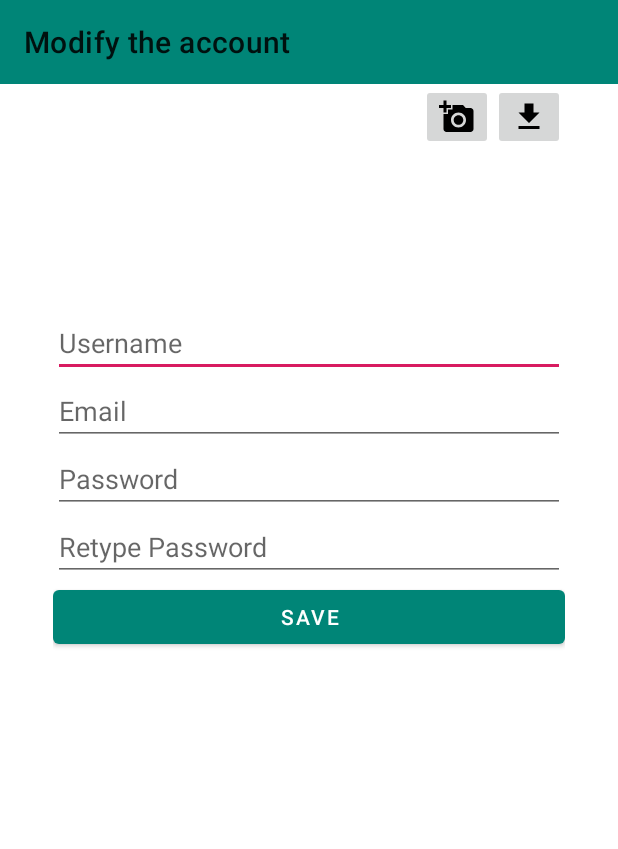
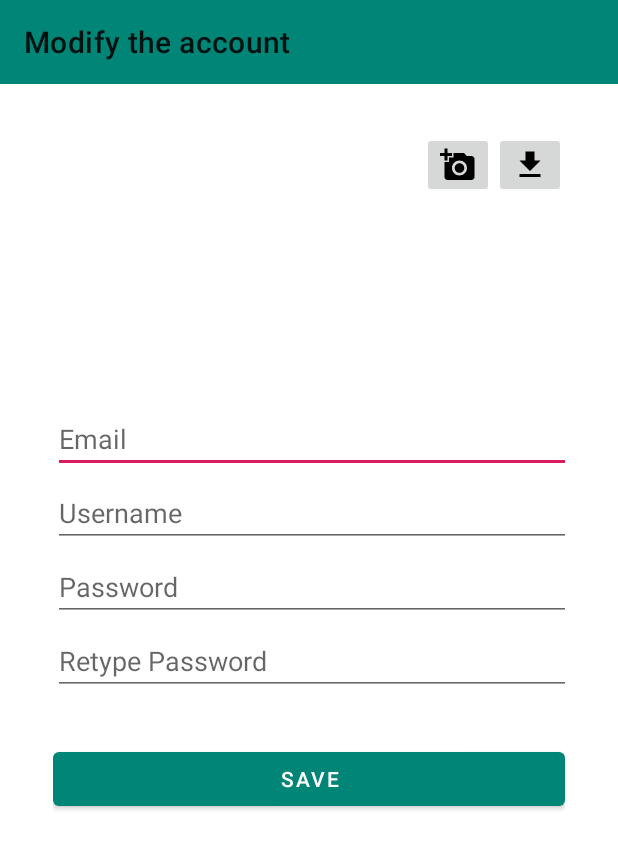
Before and after one commit to jeromebrenier/SMB116, an Android app: the AccountManagementActivity screen opened directly, with no data from a screen before it, on a phone screen of 412 x 824 dp. Shown: the top 849 px of the screen. Run offline under Robolectric (Android 15) with nearby library versions, the phone set to English and light mode, and no system bars; 1 statement that could not run was skipped.

Commit message:
layout fixes

```diff
--- a/Petfoodingcontrol/app/src/main/res/layout/activity_account_management.xml
+++ b/Petfoodingcontrol/app/src/main/res/layout/activity_account_management.xml
@@ -14,12 +14,15 @@
         android:background="?attr/colorPrimary"
         app:popupTheme="@style/AppTheme.PopupOverlay" />
 
+    <ScrollView
+        android:layout_width="match_parent"
+        android:layout_height="wrap_content">
     <FrameLayout
         android:id="@+id/account_management_frame_layout"
         android:layout_width="@dimen/fieldset_width"
-        android:layout_height="match_parent"
+        android:layout_height="wrap_content"
         android:layout_gravity="center_horizontal"
-        app:layout_constraintTop_toBottomOf="@+id/account_management_toolbar"
-        tools:layout_editor_absoluteX="-16dp" />
-
+        android:layout_marginTop="@dimen/fieldset_top_margin"
+        android:layout_marginBottom="@dimen/fieldset_bottom_margin" />
+</ScrollView>
 </LinearLayout>
--- a/Petfoodingcontrol/app/src/main/res/layout/fragment_account_management_form.xml
+++ b/Petfoodingcontrol/app/src/main/res/layout/fragment_account_management_form.xml
@@ -1,88 +1,93 @@
 <?xml version="1.0" encoding="utf-8"?>
-<RelativeLayout xmlns:android="http://schemas.android.com/apk/res/android"
+<LinearLayout xmlns:android="http://schemas.android.com/apk/res/android"
     xmlns:app="http://schemas.android.com/apk/res-auto"
     xmlns:tools="http://schemas.android.com/tools"
+    android:id="@+id/login_relativeLayout"
     android:layout_width="match_parent"
-    android:layout_height="match_parent"
+    android:layout_height="wrap_content"
+    android:orientation="vertical"
     tools:context=".ui.fragments.accountmanagement.AccountManagementFormFragment">
+
+    <androidx.constraintlayout.widget.ConstraintLayout
+        android:layout_width="match_parent"
+        android:layout_height="match_parent">
+
+        <ImageButton
+            android:id="@+id/btn_pick_user_photo_on_disk"
+            android:layout_width="wrap_content"
+            android:layout_height="wrap_content"
+            android:contentDescription="@string/content_description_btn_pick_user_photo_on_disk"
+            android:src="@drawable/ic_file_download_black_24dp"
+            app:layout_constraintStart_toEndOf="@+id/btn_take_user_photo"
+            app:layout_constraintTop_toTopOf="parent" />
+
+        <ImageButton
+            android:id="@+id/btn_take_user_photo"
+            android:layout_width="wrap_content"
+            android:layout_height="wrap_content"
+            android:contentDescription="@string/content_description_btn_take_user_photo"
+            android:src="@drawable/ic_add_a_photo_black_24dp"
+            app:layout_constraintStart_toEndOf="@+id/imv_user_photo"
+            app:layout_constraintTop_toTopOf="parent" />
 
         <ImageView
             android:id="@+id/imv_user_photo"
             android:layout_width="wrap_content"
             android:layout_height="wrap_content"
-        android:layout_centerHorizontal="true"
             android:contentDescription="@string/content_description_user_photo"
             android:minWidth="@dimen/user_photo_min_width"
             android:minHeight="@dimen/user_photo_min_height"
-        tools:src="@tools:sample/avatars" />
+            app:layout_constraintEnd_toEndOf="parent"
+            app:layout_constraintStart_toStartOf="parent"
+            app:layout_constraintTop_toTopOf="parent" />
+    </androidx.constraintlayout.widget.ConstraintLayout>
+
 
     <LinearLayout
-        android:id="@+id/account_photo_action_layout"
-        android:layout_width="wrap_content"
+        android:id="@+id/login_fieldset"
+        android:layout_width="match_parent"
         android:layout_height="wrap_content"
-        android:layout_centerHorizontal="false"
-        android:layout_toEndOf="@id/imv_user_photo"
-        android:orientation="horizontal">
+        android:layout_marginTop="@dimen/fieldset_top_margin"
+        android:layout_marginBottom="@dimen/fieldset_bottom_margin"
+        android:orientation="vertical">
 
-        <ImageButton
-            android:id="@+id/btn_take_user_photo"
-            android:layout_width="wrap_content"
+        <EditText
+            android:id="@+id/txt_account_email"
+            android:layout_width="411dp"
             android:layout_height="wrap_content"
-            android:layout_weight="1"
-            android:contentDescription="@string/content_description_btn_take_user_photo"
-            android:src="@drawable/ic_add_a_photo_black_24dp" />
-
-        <ImageButton
-            android:id="@+id/btn_pick_user_photo_on_disk"
-            android:layout_width="wrap_content"
-            android:layout_height="wrap_content"
-            android:layout_weight="1"
-            android:contentDescription="@string/content_description_btn_pick_user_photo_on_disk"
-            android:src="@drawable/ic_file_download_black_24dp" />
-    </LinearLayout>
+            android:layout_marginBottom="@dimen/fieldset_fields_spacing"
+            android:hint="@string/hint_account_email" />
 
         <EditText
             android:id="@+id/txt_account_username"
-        android:layout_width="match_parent"
+            android:layout_width="411dp"
             android:layout_height="wrap_content"
-        android:layout_below="@id/imv_user_photo"
-        android:layout_centerHorizontal="true"
+            android:layout_marginBottom="@dimen/fieldset_fields_spacing"
             android:hint="@string/hint_account_username" />
 
         <EditText
-        android:id="@+id/txt_account_email"
-        android:layout_width="match_parent"
+            android:id="@+id/txt_account_password"
+            android:layout_width="411dp"
             android:layout_height="wrap_content"
-        android:layout_below="@id/txt_account_username"
-        android:layout_centerHorizontal="true"
-        android:hint="@string/hint_account_email" />
-
-    <EditText
-        android:id="@+id/txt_account_password"
-        android:layout_width="match_parent"
-        android:layout_height="wrap_content"
-        android:layout_below="@id/txt_account_email"
-        android:layout_centerHorizontal="true"
+            android:layout_marginBottom="@dimen/fieldset_fields_spacing"
             android:ems="10"
             android:hint="@string/hint_account_password"
             android:inputType="textPassword" />
 
         <EditText
             android:id="@+id/txt_account_retype_password"
-        android:layout_width="match_parent"
+            android:layout_width="411dp"
             android:layout_height="wrap_content"
-        android:layout_below="@id/txt_account_password"
-        android:layout_centerHorizontal="true"
             android:ems="10"
             android:hint="@string/hint_account_retype_password"
             android:inputType="textPassword" />
+    </LinearLayout>
 
     <Button
         android:id="@+id/btn_account_save"
         android:layout_width="match_parent"
         android:layout_height="wrap_content"
-        android:layout_below="@id/txt_account_retype_password"
-        android:layout_centerHorizontal="true"
-        android:text="@string/btn_account_save" />
-
-</RelativeLayout>
+        android:layout_marginBottom="@dimen/btn_validation_bottom_margin"
+        android:text="@string/btn_account_save"
+        android:textAlignment="center" />
+</LinearLayout>
--- a/Petfoodingcontrol/app/src/main/res/layout/fragment_login_welcome.xml
+++ b/Petfoodingcontrol/app/src/main/res/layout/fragment_login_welcome.xml
@@ -10,7 +10,7 @@
         style="@style/Widget.MaterialComponents.TextView"
         android:layout_width="match_parent"
         android:layout_height="match_parent"
-        android:layout_marginTop="40dp"
+        android:layout_marginTop="@dimen/welcome_text_top_margin"
         android:text="@string/welcome"
         android:textAlignment="center"
         android:textSize="30sp"
--- a/Petfoodingcontrol/app/src/main/res/values/dimens.xml
+++ b/Petfoodingcontrol/app/src/main/res/values/dimens.xml
@@ -11,8 +11,12 @@
     <dimen name="appbar_padding_top">8dp</dimen>
     <dimen name="main_logo_margin_top">80dp</dimen>
     <dimen name="main_logo_top_bottom_spacing">80dp</dimen>
-    <dimen name="fieldset_bottom_spacing">32dp</dimen>
+    <dimen name="welcome_text_top_margin">30dp</dimen>
+    <dimen name="fieldset_top_margin">32dp</dimen>
+    <dimen name="fieldset_bottom_margin">32dp</dimen>
+    <dimen name="fieldset_fields_spacing">4dp</dimen>
     <dimen name="fieldset_width">341dp</dimen>
+    <dimen name="btn_validation_bottom_margin">48dp</dimen>
     <dimen name="user_photo_min_width">150dp</dimen>
     <dimen name="user_photo_min_height">150dp</dimen>
 </resources>
```
Also changed, not shown: Petfoodingcontrol/app/src/main/res/layout/activity_login.xml (+19 -17 lines), Petfoodingcontrol/app/src/main/res/layout/fragment_login_fields.xml (+18 -7 lines). Lines whose indentation alone changed are shown as unchanged.
